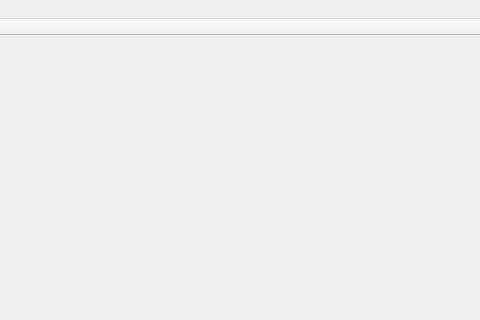
Old version of the form QuickManager/mainwindow.ui in the repository Vijay13/QuickManager; both pictures show x 420 to 900 and y 0 to 320 of the 900 by 600 pixel window.
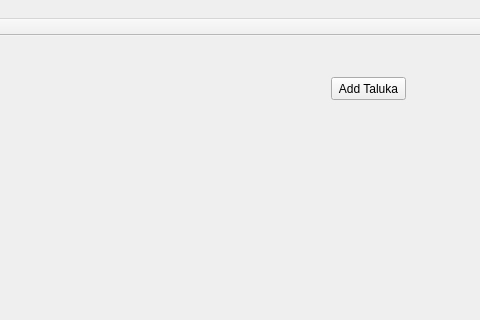
New version of the form. The open tabs and pages were chosen to show the change.

```diff
--- a/QuickManager/mainwindow.ui
+++ b/QuickManager/mainwindow.ui
@@ -129,7 +129,21 @@
         </item>
        </layout>
       </widget>
-      <widget class="QWidget" name="HomeStackWidget"/>
+      <widget class="QWidget" name="HomeStackWidget">
+       <widget class="QPushButton" name="pushButtonAddTaluka">
+        <property name="geometry">
+         <rect>
+          <x>740</x>
+          <y>30</y>
+          <width>75</width>
+          <height>23</height>
+         </rect>
+        </property>
+        <property name="text">
+         <string>Add Taluka</string>
+        </property>
+       </widget>
+      </widget>
      </widget>
     </item>
    </layout>
```
Left out of the diff: 14 changed lines with no effect on the pictures.
